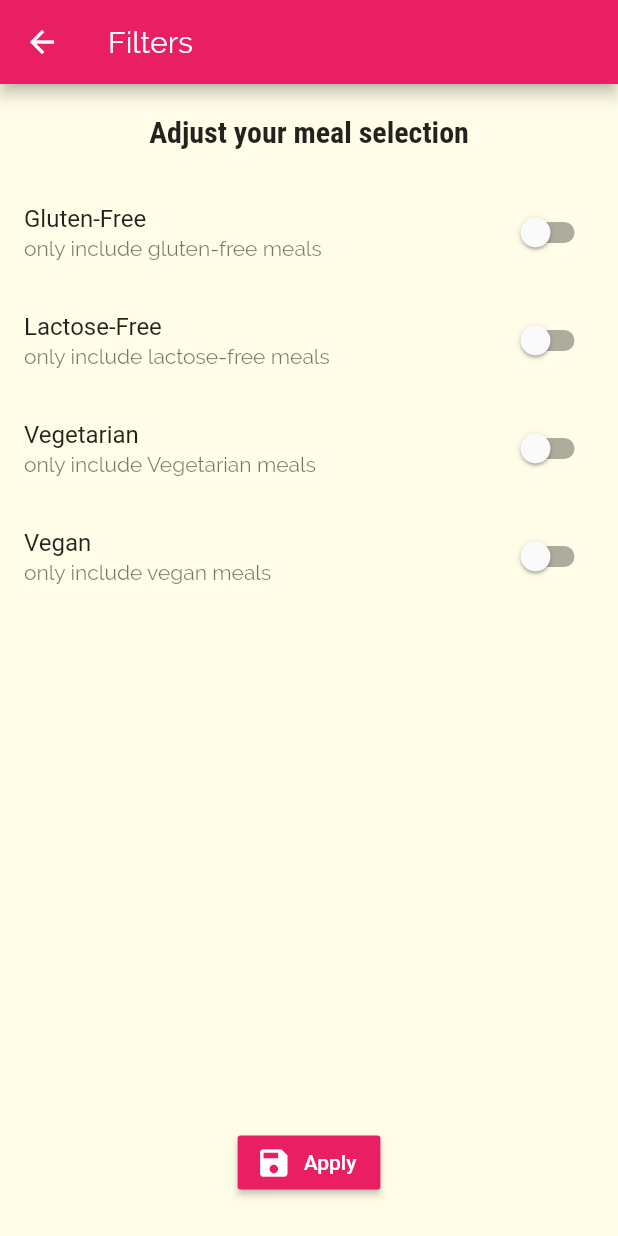
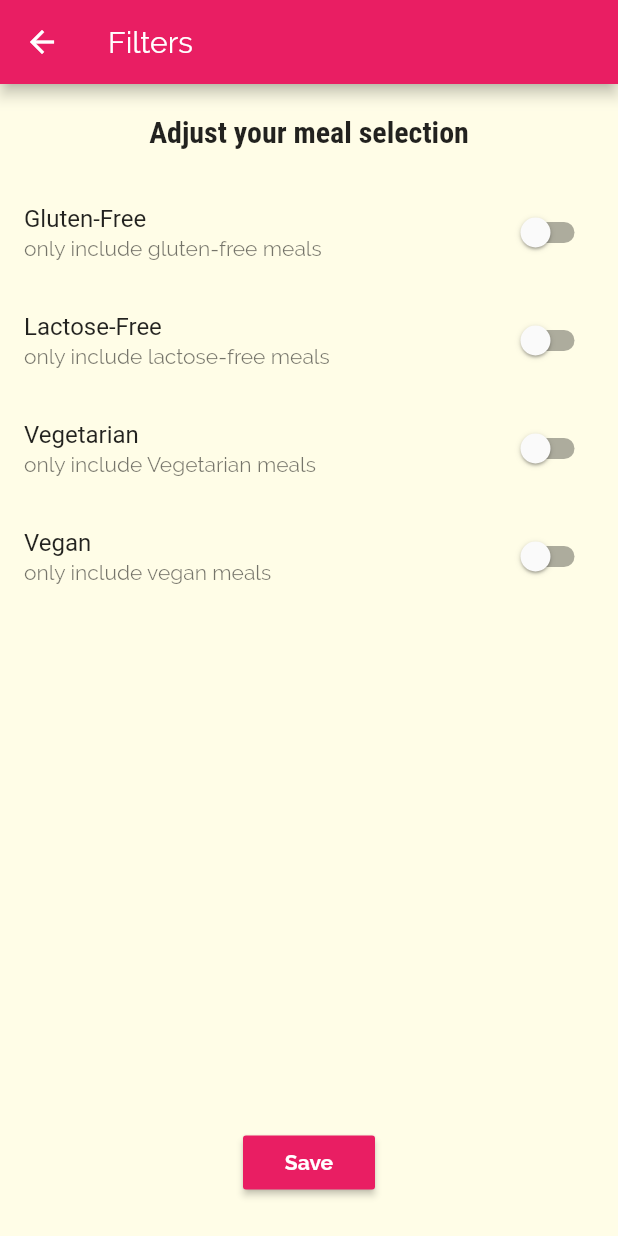
Before and after one commit to ahmedmedrah/mealy, a Flutter app: the FiltersScreen screen opened by its route, on a phone screen of 412 x 824 dp. Run offline on Flutter 3.47's test engine with Material 2 defaults, Android fonts, the phone set to English and light mode, and no system bars; our stand-ins replace localstorage; missing offline and left inert: cupertino_list_tile.

```diff
--- a/lib/main.dart
+++ b/lib/main.dart
@@ -95,7 +95,7 @@ class _MyAppState extends State<MyApp> {
   @override
   Widget build(BuildContext context) {
     // _initData();
-    return MaterialApp(
+    return  MaterialApp(
       title: 'Mealy',
       theme: ThemeData(
         primarySwatch: Colors.pink,
@@ -105,6 +105,7 @@ class _MyAppState extends State<MyApp> {
         textTheme: ThemeData.light().textTheme.copyWith(
               bodyText1: TextStyle(color: Colors.grey[950]),
               bodyText2: TextStyle(color: Colors.grey[950]),
+              button: TextStyle(color:Colors.white),
               headline6: TextStyle(
                   fontSize: 20,
                   fontFamily: 'RobotoCondensed',
@@ -112,7 +113,7 @@ class _MyAppState extends State<MyApp> {
             ),
       ),
       routes: {
-        '/': (ctx) => TabsScreen(),
+        '/': (ctx) => TabsScreen(_filters, _setFilters),
         CategoryMealsScreen.ROUTENAME: (ctx) =>
             CategoryMealsScreen(_availableMeals),
         MealDetailScreen.ROUTENAME: (ctx) =>
--- a/lib/screens/filters_screen.dart
+++ b/lib/screens/filters_screen.dart
@@ -1,13 +1,16 @@
+import 'dart:io';
+
 import 'package:flutter/cupertino.dart';
 import 'package:flutter/material.dart';
+import 'package:mealy/widgets/adaptive_raised_button.dart';
 import 'package:mealy/widgets/main_drawer.dart';
 
 class FiltersScreen extends StatefulWidget {
+  Map<String, dynamic> _filters;
   static const String ROUTENAME = '/filters';
   Function setFilters;
-  Map<String,dynamic> _filter;
 
-  FiltersScreen(this._filter, this.setFilters);
+  FiltersScreen(this._filters, this.setFilters);
 
   @override
   _FiltersScreenState createState() => _FiltersScreenState();
@@ -19,33 +22,28 @@ class _FiltersScreenState extends State<FiltersScreen> {
   bool _vegan = false;
   bool _lactoseFree = false;
 
-
   @override
   void initState() {
     super.initState();
-    _glutenFree = widget._filter['gluten'];
-    _lactoseFree = widget._filter['lactose'];
-    _vegan = widget._filter['vegan'];
-    _vegetarian = widget._filter['vegetarian'];
-
+    _glutenFree = widget._filters['gluten'];
+    _lactoseFree = widget._filters['lactose'];
+    _vegan = widget._filters['vegan'];
+    _vegetarian = widget._filters['vegetarian'];
   }
 
   Widget _buildSwitchTile(
       String title, String subTitle, bool val, Function updateVal) {
-    return SwitchListTile(
-        title: Text(title),
-        subtitle: Text(subTitle),
-        value: val,
-        onChanged: updateVal);
+    return SwitchListTile.adaptive(
+      title: Text(title),
+      subtitle: Text(subTitle),
+      value: val,
+      onChanged: updateVal,
+    );
   }
 
-  @override
-  Widget build(BuildContext context) {
-    return Scaffold(
-      appBar: AppBar(
-        title: Text('Filters'),
-      ),
-      body: Column(
+  Widget _buildBody() {
+    return SafeArea(
+      child: Column(
         children: [
           Container(
             padding: EdgeInsets.all(20),
@@ -55,7 +53,7 @@ class _FiltersScreenState extends State<FiltersScreen> {
             ),
           ),
           Expanded(
-            child: ListView(
+            child: Column(
               children: [
                 _buildSwitchTile(
                   'Gluten-Free',
@@ -102,24 +100,37 @@ class _FiltersScreenState extends State<FiltersScreen> {
           ),
           Container(
             margin: EdgeInsets.only(bottom: 25),
-            child: RaisedButton.icon(
-              color: Theme.of(context).primaryColor,
-              textColor: Colors.white,
-              onPressed: () {
+            child: AdaptiveRaisedButton(
+              'Save',
+              () {
                 widget.setFilters({
                   'gluten': _glutenFree,
                   'lactose': _lactoseFree,
                   'vegetarian': _vegetarian,
                   'vegan': _vegan,
                 });
-                Navigator.of(context).pop();
               },
-              icon: Icon(Icons.save),
-              label: Text('Apply'),
             ),
           ),
         ],
       ),
     );
   }
+
+  @override
+  Widget build(BuildContext context) {
+    return Platform.isAndroid
+        ? Scaffold(
+            appBar: AppBar(
+              title: Text('Filters'),
+            ),
+            body: _buildBody(),
+          )
+        : CupertinoPageScaffold(
+            navigationBar: CupertinoNavigationBar(
+              middle: Text('Filters'),
+            ),
+            child: _buildBody(),
+          );
+  }
 }
--- /dev/null
+++ b/lib/widgets/adaptive_raised_button.dart
@@ -0,0 +1,34 @@
+import 'dart:io';
+
+import 'package:flutter/material.dart';
+import 'package:flutter/cupertino.dart';
+
+class AdaptiveRaisedButton extends StatelessWidget {
+  final String text;
+  final Function handler;
+
+  AdaptiveRaisedButton(this.text, this.handler);
+
+  @override
+  Widget build(BuildContext context) {
+    return Platform.isIOS
+        ? CupertinoButton.filled(
+            child: Text(
+              text,
+              style: TextStyle(
+                  fontWeight: FontWeight.bold,
+                  color: Theme.of(context).buttonColor),
+            ),
+            onPressed: handler,
+          )
+        : RaisedButton(
+            onPressed: handler,
+            child: Text(text,
+                style: TextStyle(
+                  fontWeight: FontWeight.bold,
+                )),
+            textColor: Theme.of(context).textTheme.button.color,
+            color: Theme.of(context).primaryColor,
+          );
+  }
+}
--- a/pubspec.yaml
+++ b/pubspec.yaml
@@ -24,6 +24,7 @@ dependencies:
   flutter:
     sdk: flutter
   localstorage: ^3.0.3+6
+  cupertino_list_tile: ^0.1.4
 
 
   # The following adds the Cupertino Icons font to your application.
```
Also changed, not shown: lib/screens/category_meals_screen.dart (+13 -2 lines), lib/screens/meal_detail.dart (+61 -22 lines), lib/screens/taps_screen.dart (+70 -10 lines), lib/widgets/category_item.dart (+19 -9 lines), lib/widgets/meal_item.dart (+17 -8 lines), pubspec.lock.
